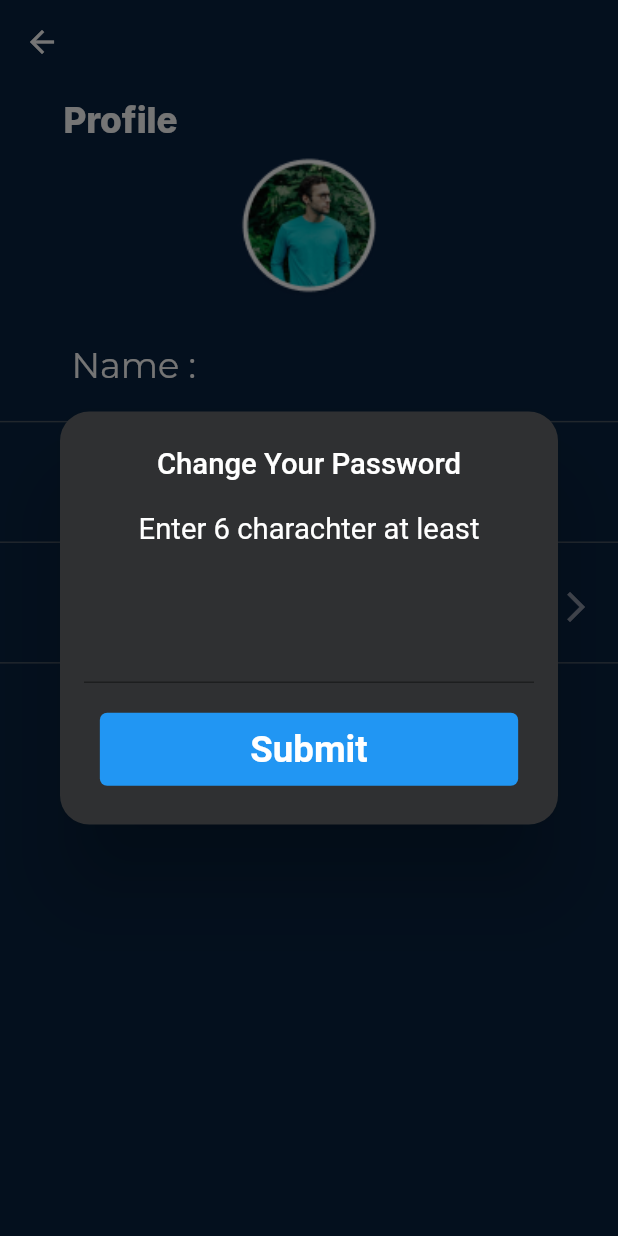
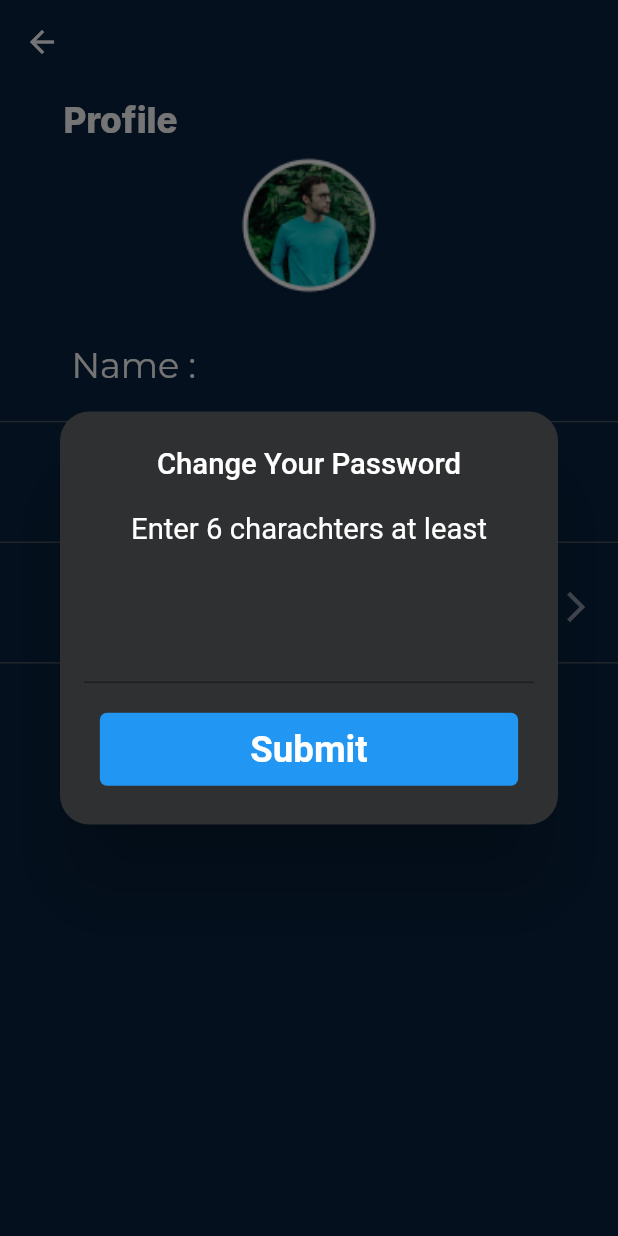
Before and after one commit to Mu7am3D/e-bike, a Flutter app: the ProfileView screen opened directly, after a tap on "Change Password", on a phone screen of 412 x 824 dp. Run offline on Flutter 3.47's test engine with Material 2 defaults, Android fonts, the phone set to English and light mode, and no system bars; our stand-ins replace bloc, cloud_firestore, dio, firebase_auth, firebase_core, firebase_database and 9 more; missing offline and left inert: blurry_modal_progress_hud, flutter_polyline_points; accounts and stored records are empty; statements that could not run were skipped.

Commit message:
imports changing

```diff
--- a/lib/Nav Bar/Nav_bar.dart
+++ b/lib/Nav Bar/Nav_bar.dart
@@ -1,10 +1,10 @@
+import 'package:e_bike/Screens/Navigation.dart';
 import 'package:e_bike/Screens/health.dart';
 import 'package:e_bike/Screens/NavigationTest.dart';
 import 'package:flutter/material.dart';
 import 'package:flutter_svg/flutter_svg.dart';
 import 'package:flutter_bloc/flutter_bloc.dart';
 import '../Screens/home.dart';
-import '../Screens/lock.dart';
 import '../Screens/WeatherView.dart';
 import '../Constants/Color_constant.dart';
 import 'package:e_bike/business_logic/cubit/maps/maps_cubit.dart';
@@ -62,7 +62,7 @@ class _NavState extends State<Nav> {
           ),
           BottomNavigationBarItem(
             icon: SvgPicture.asset('images/lock.svg'),
-            label: 'Lock',
+            label: 'Bike',
           ),
         ],
       ),
@@ -83,7 +83,7 @@ class _NavState extends State<Nav> {
       case 3:
         return HealthView();
       case 4:
-        return const Lock();
+        return MapScreen();
       default:
         return Container();
     }
--- a/lib/Screens/ProfileView.dart
+++ b/lib/Screens/ProfileView.dart
@@ -3,13 +3,13 @@ import 'package:flutter/material.dart';
 import 'package:get/get.dart';
 import 'package:google_fonts/google_fonts.dart';
 import 'package:flutter_screenutil/flutter_screenutil.dart';
-import '../utils/AuthController.dart';
+import '../Services/authServices.dart';
 import '../Constants/Color_constant.dart';
 import '../Controller/Profile_controller.dart';
-import '../utils/validator.dart';
+import '../helpers/validator.dart';
 
 class ProfileView extends GetView<ProfileController> {
-  AuthController _authController = AuthController();
+  final AuthController _authController = Get.put(AuthController());
   ProfileView({Key? key}) : super(key: key);
   final GlobalKey<FormState> _formKey = GlobalKey<FormState>();
   @override
@@ -27,7 +27,7 @@ class ProfileView extends GetView<ProfileController> {
               elevation: 0,
               leading: IconButton(
                   onPressed: () {
-                    Navigator.pop(context);
+                    Get.back();
                   },
                   icon: const Icon(Icons.arrow_back)),
             ),
@@ -95,7 +95,7 @@ class ProfileView extends GetView<ProfileController> {
                                 'E-mail :',
                                 style: GoogleFonts.montserrat(
                                     fontWeight: FontWeight.w400,
-                                    fontSize: 24.sp,
+                                    fontSize: 21.sp,
                                     color: Colors.white),
                               ),
                               trailing: Container(
@@ -213,7 +213,7 @@ class ProfileView extends GetView<ProfileController> {
                                           color: Colors.white, fontSize: 20.sp),
                                     ),
                                     content: Text(
-                                      "Enter 6 charachter at least",
+                                      "Enter 6 charachters at least",
                                       textAlign: TextAlign.center,
                                       style: TextStyle(
                                           color: Colors.white, fontSize: 20.sp),
--- a/lib/Screens/Splash.dart
+++ b/lib/Screens/Splash.dart
@@ -1,10 +1,10 @@
 import 'dart:async';
 
+import 'package:e_bike/Nav%20Bar/Nav_bar.dart';
 import 'package:flutter/material.dart';
 import 'package:flutter_svg/flutter_svg.dart';
 import 'package:get/get.dart';
-import '../utils/AuthController.dart';
-import '../Nav Bar/Nav_bar.dart';
+import '../Services/authServices.dart';
 import '../Constants/Color_constant.dart';
 import 'login.dart';
 
--- a/lib/Screens/forgotPassword.dart
+++ b/lib/Screens/forgotPassword.dart
@@ -1,11 +1,11 @@
 import 'package:flutter/material.dart';
 import 'package:flutter_screenutil/flutter_screenutil.dart';
-import '../utils/AuthController.dart';
+import '../Services/authServices.dart';
 import '../Constants/Color_constant.dart';
-import '../utils/validator.dart';
+import '../helpers/validator.dart';
 import 'package:get/get.dart';
 
-AuthController _authController = AuthController();
+AuthController _authController = Get.put(AuthController());
 
 class Forgot extends StatelessWidget {
   static final formkey = GlobalKey<FormState>();
--- a/lib/Screens/health.dart
+++ b/lib/Screens/health.dart
@@ -3,7 +3,7 @@ import 'package:flutter/material.dart';
 import 'package:flutter_svg/svg.dart';
 import 'package:google_fonts/google_fonts.dart';
 import 'package:flutter_screenutil/flutter_screenutil.dart';
-import '../utils/AuthController.dart';
+import '../Services/authServices.dart';
 import '../Constants/Color_constant.dart';
 import 'package:e_bike/CustomWidget/drawer.dart';
 import 'package:get/get.dart';
@@ -11,7 +11,7 @@ import '../Controller/Health_controller.dart';
 
 class HealthView extends GetView<HealthController> {
   HealthView({Key? key}) : super(key: key);
-  final AuthController authController = AuthController();
+  final AuthController authController = Get.put(AuthController());
   final GlobalKey<ScaffoldState> drawerkey = GlobalKey<ScaffoldState>();
 
   @override
--- a/lib/Screens/home.dart
+++ b/lib/Screens/home.dart
@@ -6,7 +6,7 @@ import 'package:firebase_auth/firebase_auth.dart';
 import 'package:flutter_svg/flutter_svg.dart';
 import 'package:google_fonts/google_fonts.dart';
 import 'package:flutter_screenutil/flutter_screenutil.dart';
-import '../utils/AuthController.dart';
+import '../Services/authServices.dart';
 import '../Constants/Color_constant.dart';
 import '../Controller/Home_controller.dart';
 
--- a/lib/Screens/navigationTest.dart
+++ b/lib/Screens/navigationTest.dart
@@ -13,7 +13,6 @@ import 'package:e_bike/data/models/Place_suggestion.dart';
 import 'package:e_bike/data/models/place.dart';
 import 'package:e_bike/helpers/location_helper.dart';
 import 'package:e_bike/presentation/widgets/place_item.dart';
-import 'package:shared_preferences/shared_preferences.dart';
 import 'package:geolocator/geolocator.dart';
 import 'package:get/get.dart';
 import 'package:google_maps_flutter/google_maps_flutter.dart';
@@ -78,6 +77,11 @@ class _MapScreen1State extends State<MapScreen1> {
     super.initState();
     getMyCurrentLocation();
     trackDistance();
+  }
+
+  @override
+  void dispose() {
+    super.dispose();
   }
 
   void saveTotalDistance(int updatedDistance) {
```
